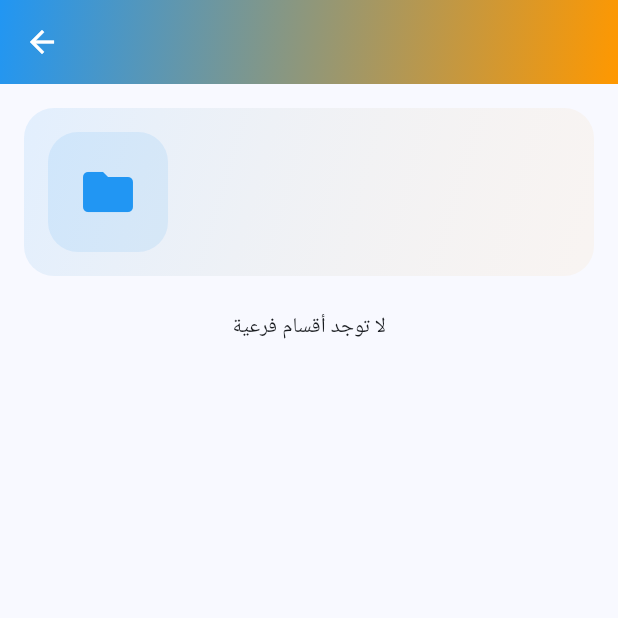
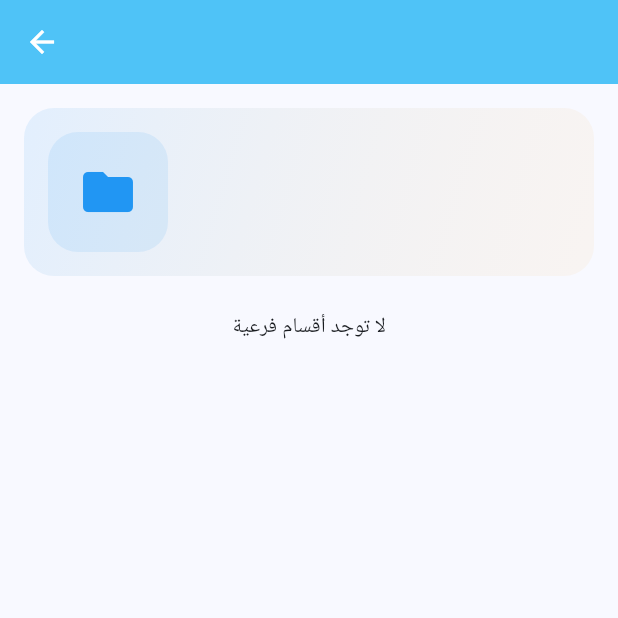
Before and after one commit to aymendevflutter/baldeya, a Flutter app: the RubriqueDetail screen opened directly with empty values, on a phone screen of 412 x 824 dp, the top half of it. Run offline on Flutter 3.47's test engine with Material 3 defaults, Android fonts, the phone set to English and light mode, and no system bars; our stand-ins replace cloud_firestore, firebase_auth, firebase_core; accounts and stored records are empty.

Commit message:
update clors

```diff
--- a/lib/views/citizen/rubrique_detail.dart
+++ b/lib/views/citizen/rubrique_detail.dart
@@ -49,18 +49,8 @@ class RubriqueDetail extends StatelessWidget {
           textDirection: isArabic ? TextDirection.rtl : TextDirection.ltr,
           textAlign: isArabic ? TextAlign.right : TextAlign.left,
         ),
-        flexibleSpace: Container(
-          decoration: BoxDecoration(
-            gradient: LinearGradient(
-              begin: Alignment.topLeft,
-              end: Alignment.bottomRight,
-              colors: [
-                Theme.of(context).colorScheme.primary,
-                Theme.of(context).colorScheme.secondary,
-              ],
-            ),
-          ),
-        ),
+        backgroundColor: Color(0xFF4FC3F7), // Soft blue
+        flexibleSpace: null,
       ),
       body: SingleChildScrollView(
         padding: EdgeInsets.all(16),
```
Also changed, not shown: lib/views/citizen/citizen_app.dart (+25 -9 lines), lib/views/citizen/rubrique_list.dart (+2 -5 lines).
